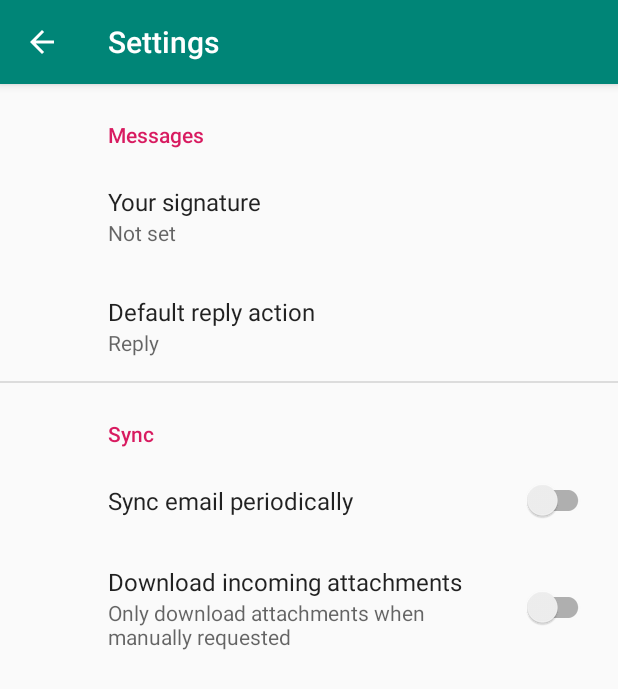
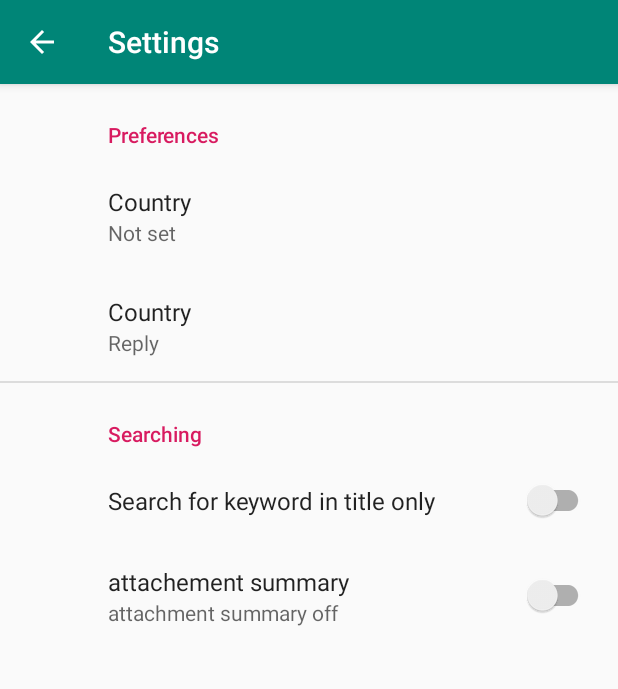
Before and after one commit to lastmaj/mobile-news-app, an Android app: the screen it shows after launch (SettingsActivity), after a tap on "Settings", on a phone screen of 412 x 824 dp. Shown: the top 689 px of the screen. Run offline under Robolectric (Android 15) with nearby library versions, the phone set to English and light mode, and no system bars; our stand-ins replace androidx.preference.

Commit message:
Country preference for top-headlines added

```diff
--- a/app/src/main/java/com/example/newsapp/activities/MainActivity.java
+++ b/app/src/main/java/com/example/newsapp/activities/MainActivity.java
@@ -1,12 +1,14 @@
 package com.example.newsapp.activities;
 
 import androidx.appcompat.app.AppCompatActivity;
+import androidx.preference.PreferenceManager;
 import androidx.recyclerview.widget.DefaultItemAnimator;
 import androidx.recyclerview.widget.LinearLayoutManager;
 import androidx.recyclerview.widget.RecyclerView;
 
 import android.app.SearchManager;
 import android.content.Intent;
+import android.content.SharedPreferences;
 import android.graphics.Movie;
 import android.os.Bundle;
 import android.util.Log;
@@ -61,18 +63,20 @@ public class MainActivity extends AppCompatActivity {
         if (retrofit == null) {
             retrofit = new Retrofit.Builder().baseUrl(BASE_URL).addConverterFactory(GsonConverterFactory.create()).build();
         }
-
         NewsApiInterface apiInterface = retrofit.create(NewsApiInterface.class);
-
         Call <News> call;
 
         //if there's a keyword, fetch data using it, else fetch top headlines
         if ( keyword.length()>2 ){
             call = apiInterface.getNewsWithSearch(keyword, "en", "publishedAt", API_KEY);
         } else {
-            Log.e(TAG, "i'm here");
-            call = apiInterface.getNews("us", API_KEY);
+            //load country from shared preferences to fetch top headlines
+            SharedPreferences sharedPreferences = PreferenceManager.getDefaultSharedPreferences(this);
+            String prefCountry = sharedPreferences.getString("country", "us");
+            Log.e(TAG, prefCountry);
+            call = apiInterface.getNews(prefCountry, API_KEY);
         }
+
         call.enqueue(new Callback<News>(){
             @Override
             public void onResponse(Call<News> call, Response<News> response){
--- a/app/src/main/res/values/arrays.xml
+++ b/app/src/main/res/values/arrays.xml
@@ -9,4 +9,21 @@
         <item>reply</item>
         <item>reply_all</item>
     </string-array>
+
+
+    <!-- Country Preference -->
+    <string-array name="country_entries">
+        <item>United Arab Emirates</item>
+        <item>Argentina</item>
+        <item>Austria</item>
+        <item>Australia</item>
+    </string-array>
+
+    <string-array name="country_values">
+        <item>ae</item>
+        <item>ar</item>
+        <item>at</item>
+        <item>au</item>
+    </string-array>
+
 </resources>
--- a/app/src/main/res/xml/root_preferences.xml
+++ b/app/src/main/res/xml/root_preferences.xml
@@ -16,11 +16,14 @@
 
 <PreferenceScreen xmlns:app="http://schemas.android.com/apk/res-auto">
 
-    <PreferenceCategory app:title="@string/messages_header">
+    <PreferenceCategory app:title="Preferences">
 
-        <EditTextPreference
-            app:key="signature"
-            app:title="@string/signature_title"
+        <ListPreference
+            app:defaultValue="USA"
+            app:entries="@array/country_entries"
+            app:entryValues="@array/country_values"
+            app:title="Country"
+            app:key="country"
             app:useSimpleSummaryProvider="true" />
 
         <ListPreference
@@ -28,23 +31,23 @@
             app:entries="@array/reply_entries"
             app:entryValues="@array/reply_values"
             app:key="reply"
-            app:title="@string/reply_title"
+            app:title="Country"
             app:useSimpleSummaryProvider="true" />
 
     </PreferenceCategory>
 
-    <PreferenceCategory app:title="@string/sync_header">
+    <PreferenceCategory app:title="Searching">
 
         <SwitchPreferenceCompat
             app:key="sync"
-            app:title="@string/sync_title" />
+            app:title="Search for keyword in title only" />
 
         <SwitchPreferenceCompat
             app:dependency="sync"
             app:key="attachment"
-            app:summaryOff="@string/attachment_summary_off"
-            app:summaryOn="@string/attachment_summary_on"
-            app:title="@string/attachment_title" />
+            app:summaryOff="attachment summary off"
+            app:summaryOn="attachment summary on"
+            app:title="attachement summary" />
 
     </PreferenceCategory>
 
```
